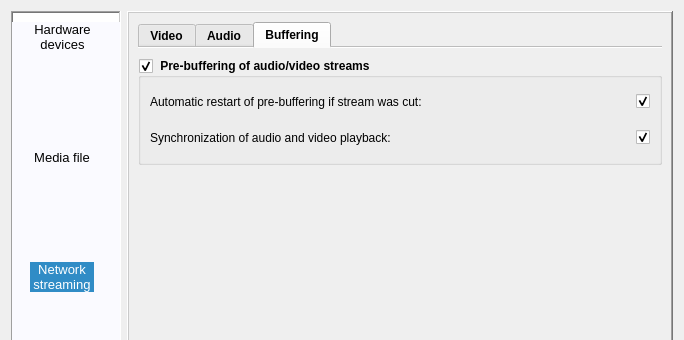
First picture: the form in Homer/forms/Dialogs/OpenVideoAudioPreviewDialog.ui, repository Homer-Conferencing/Homer-Conferencing, before the edit; both pictures show x 0 to 684 and y 0 to 340 of the 684 by 571 pixel window.
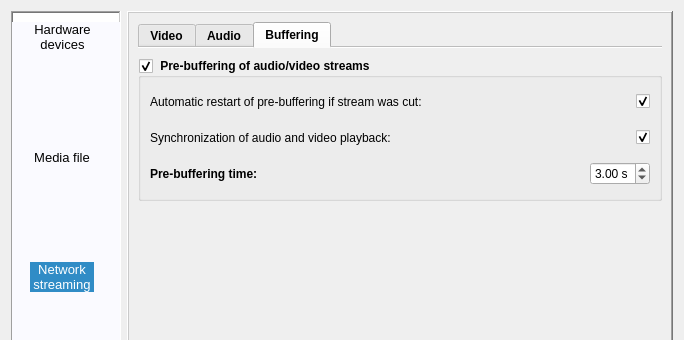
Second picture: the form after the edit. The open tabs and pages were chosen to show the change. Icons and pictures are not drawn.

Commit message: - added: let the user configure the pre-buffering time during A/V streaming

Patch:
```diff
--- a/Homer/forms/Dialogs/OpenVideoAudioPreviewDialog.ui
+++ b/Homer/forms/Dialogs/OpenVideoAudioPreviewDialog.ui
@@ -1813,6 +1813,61 @@
                     </item>
                    </layout>
                   </item>
+                  <item>
+                   <layout class="QHBoxLayout" name="horizontalLayout_47">
+                    <item>
+                     <widget class="QLabel" name="label_26">
+                      <property name="minimumSize">
+                       <size>
+                        <width>0</width>
+                        <height>30</height>
+                       </size>
+                      </property>
+                      <property name="text">
+                       <string>Pre-buffering time:</string>
+                      </property>
+                     </widget>
+                    </item>
+                    <item>
+                     <spacer name="horizontalSpacer_53">
+                      <property name="orientation">
+                       <enum>Qt::Horizontal</enum>
+                      </property>
+                      <property name="sizeHint" stdset="0">
+                       <size>
+                        <width>40</width>
+                        <height>20</height>
+                       </size>
+                      </property>
+                     </spacer>
+                    </item>
+                    <item>
+                     <widget class="QDoubleSpinBox" name="mDSpPreBufferingTime">
+                      <property name="font">
+                       <font>
+                        <weight>50</weight>
+                        <bold>false</bold>
+                       </font>
+                      </property>
+                      <property name="suffix">
+                       <string> s</string>
+                      </property>
+                      <property name="minimum">
+                       <double>0.100000000000000</double>
+                      </property>
+                      <property name="maximum">
+                       <double>6.000000000000000</double>
+                      </property>
+                      <property name="singleStep">
+                       <double>0.100000000000000</double>
+                      </property>
+                      <property name="value">
+                       <double>3.000000000000000</double>
+                      </property>
+                     </widget>
+                    </item>
+                   </layout>
+                  </item>
                  </layout>
                 </widget>
                </item>
```
Left out of the diff: 2 changed lines with no effect on the pictures. The commit also changes 3 other files.
